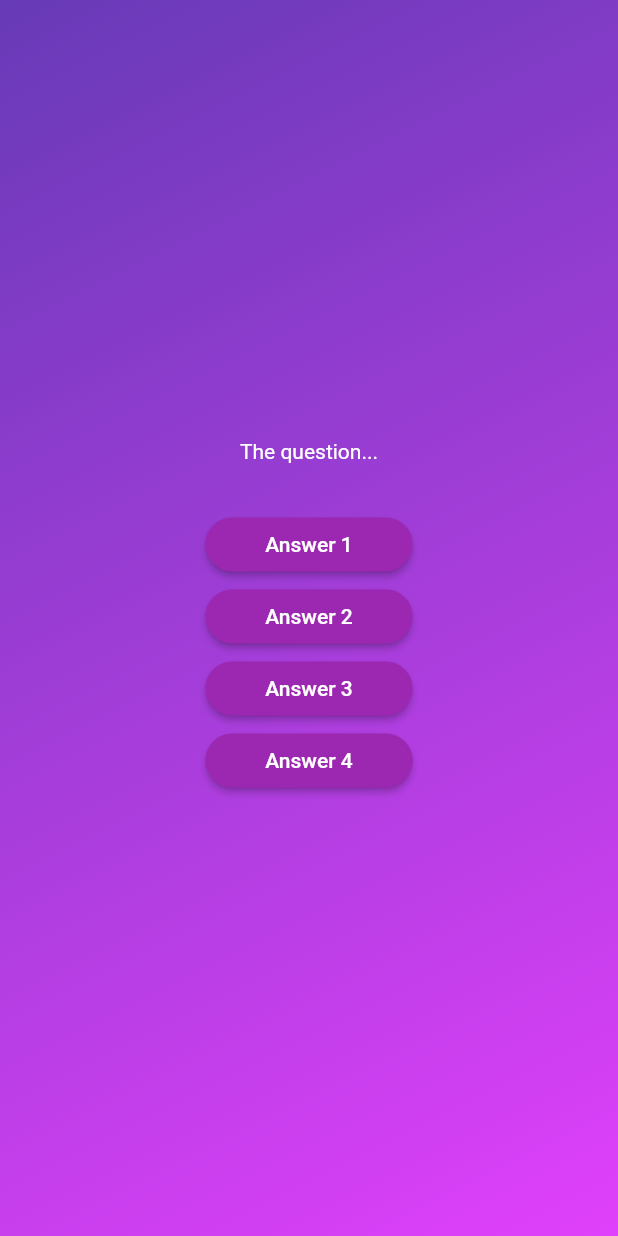
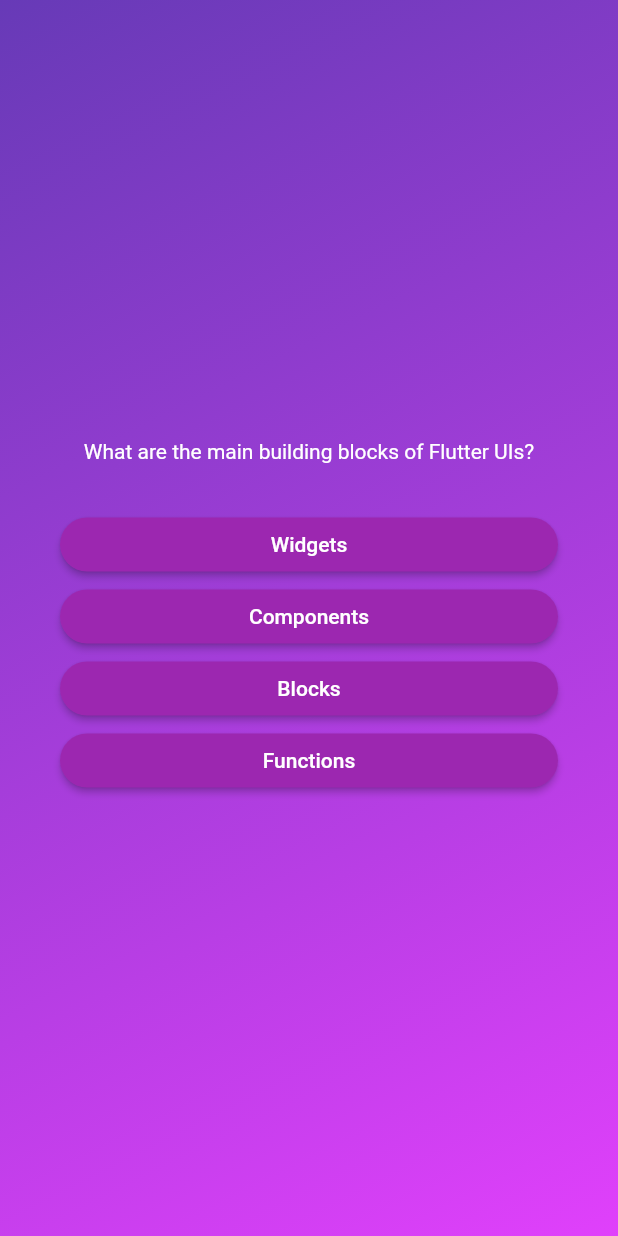
Before and after one commit to C4r50nC/flutter-quiz-app, a Flutter app: the screen it shows after launch, after a tap on "Start Quiz", on a phone screen of 412 x 824 dp. Run offline on Flutter 3.47's test engine with Material 2 defaults, Android fonts, the phone set to English and light mode, and no system bars.

Commit message:
feat: fill in answer buttons with actual values and adjust appearance

```diff
--- a/lib/questions_screen.dart
+++ b/lib/questions_screen.dart
@@ -1,6 +1,7 @@
 import 'package:flutter/material.dart';
 
 import 'package:adv_basics/answer_button.dart';
+import 'package:adv_basics/data/questions.dart';
 
 class QuestionsScreen extends StatefulWidget {
   const QuestionsScreen({super.key});
@@ -14,21 +15,29 @@ class QuestionsScreen extends StatefulWidget {
 class _QuestionScreenState extends State<QuestionsScreen> {
   @override
   Widget build(context) {
+    final currentQuestion = questions[0];
+
     return SizedBox(
       width: double.infinity,
+      child: Container(
+        margin: const EdgeInsets.all(40),
         child: Column(
           mainAxisAlignment: MainAxisAlignment.center,
+          crossAxisAlignment: CrossAxisAlignment.stretch,
           children: [
-          const Text(
-            'The question...',
-            style: TextStyle(color: Colors.white),
+            Text(
+              currentQuestion.text,
+              style: const TextStyle(color: Colors.white),
+              textAlign: TextAlign.center,
             ),
             const SizedBox(height: 30),
-          AnswerButton('Answer 1', () {}),
-          AnswerButton('Answer 2', () {}),
-          AnswerButton('Answer 3', () {}),
-          AnswerButton('Answer 4', () {}),
+            ...currentQuestion.answers.map(
+              (answer) {
+                return AnswerButton(answer, () {});
+              },
+            ),
           ],
+        ),
       ),
     );
   }
```
Lines whose indentation alone changed are shown as unchanged.
